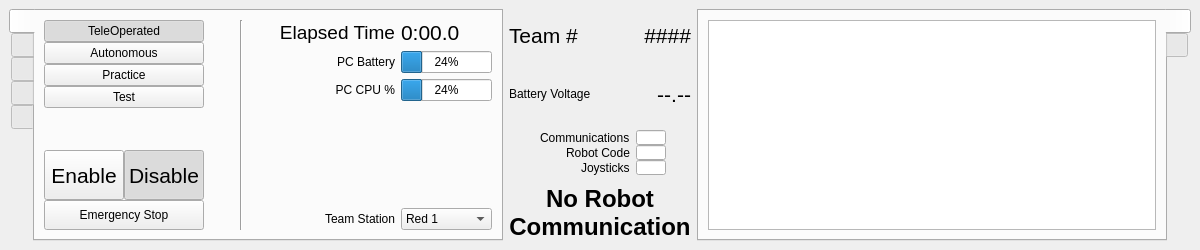
The window that driver_station/resources/layout/driver-station.ui (uwreact/frc_control) describes before a commit, drawn with Qt 5.
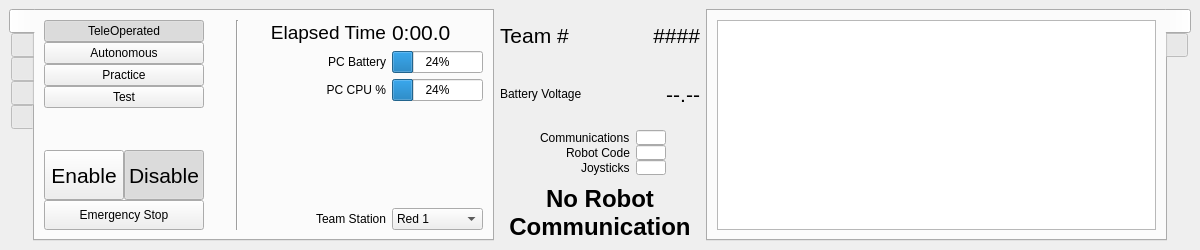
The same window after the commit.

Commit message: Add status string widget

```diff
--- a/driver_station/resources/layout/driver-station.ui
+++ b/driver_station/resources/layout/driver-station.ui
@@ -2077,6 +2077,12 @@
       </item>
       <item>
        <widget class="QLabel" name="statusStringDisplay">
+        <property name="minimumSize">
+         <size>
+          <width>200</width>
+          <height>0</height>
+         </size>
+        </property>
         <property name="font">
          <font>
           <pointsize>18</pointsize>
```
Left out of the diff: 2 changed lines with no effect on the pictures. The commit also changes 4 other files.
